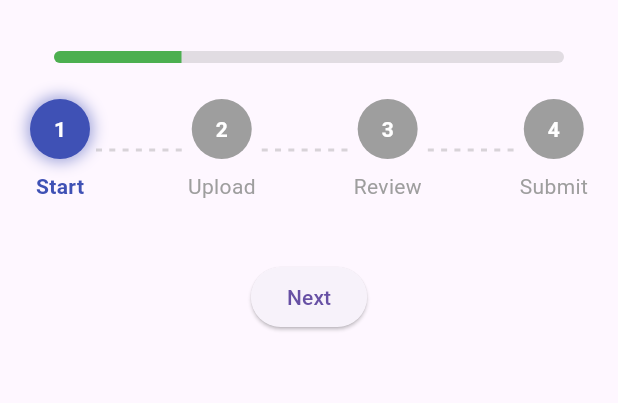
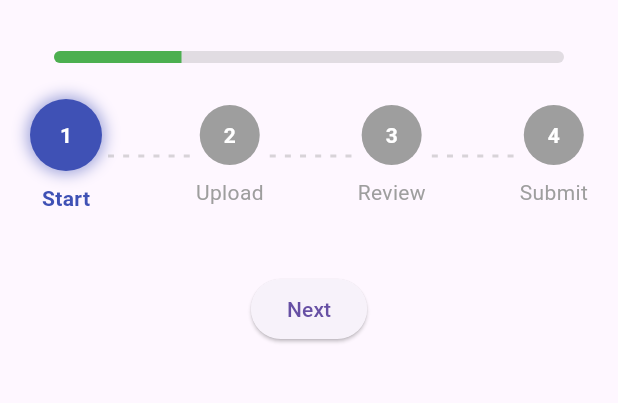
Before and after one commit to samaha-rizvi-4578/custom-Stepper-Flutter-pkg, a Flutter app: the screen it shows after launch, on a phone screen of 412 x 824 dp, the part 63-466 px from its top. Run offline on Flutter 3.47's test engine with Material 3 defaults, Android fonts, the phone set to English and light mode, and no system bars.

Commit message:
active button animation

```diff
--- a/lib/src/widgets/custom_stepper_widget.dart
+++ b/lib/src/widgets/custom_stepper_widget.dart
@@ -156,9 +156,10 @@ class CustomStepper extends StatelessWidget {
                   GestureDetector(
                       onTap: () => onStepTapped?.call(index),
                       child: AnimatedContainer(
-                      duration: const Duration(milliseconds: 300),
-                      width: 40,
-                      height: 40,
+                        duration: const Duration(milliseconds: 700),
+                        curve: Curves.easeInOut,
+                        width: isActive ? 48 : 40,
+                        height: isActive ? 48 : 40,
                         decoration: BoxDecoration(
                           color: isStepCompleted
                               ? completedColor
@@ -187,7 +188,7 @@ class CustomStepper extends StatelessWidget {
                                   ),
                                 ),
                         ),
-                    ),
+                      )
                       ),
                   const SizedBox(height: 8),
                   Text(
```
Lines whose indentation alone changed are shown as unchanged.
